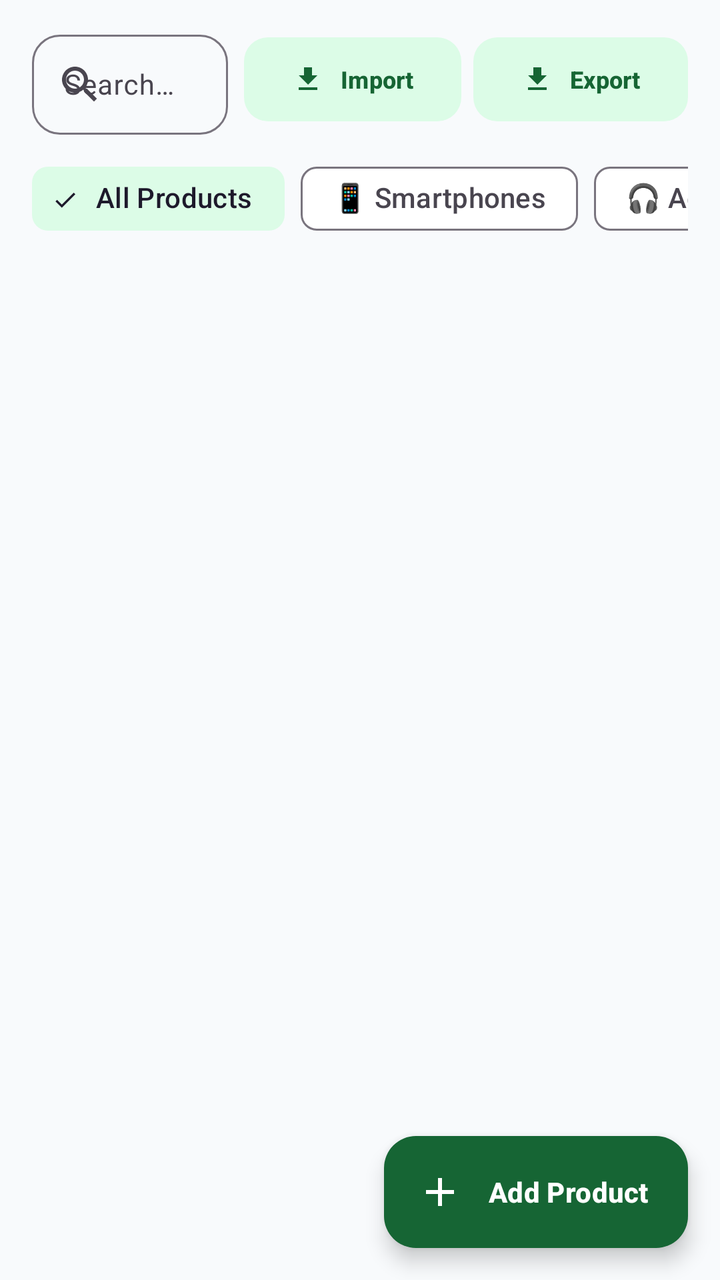
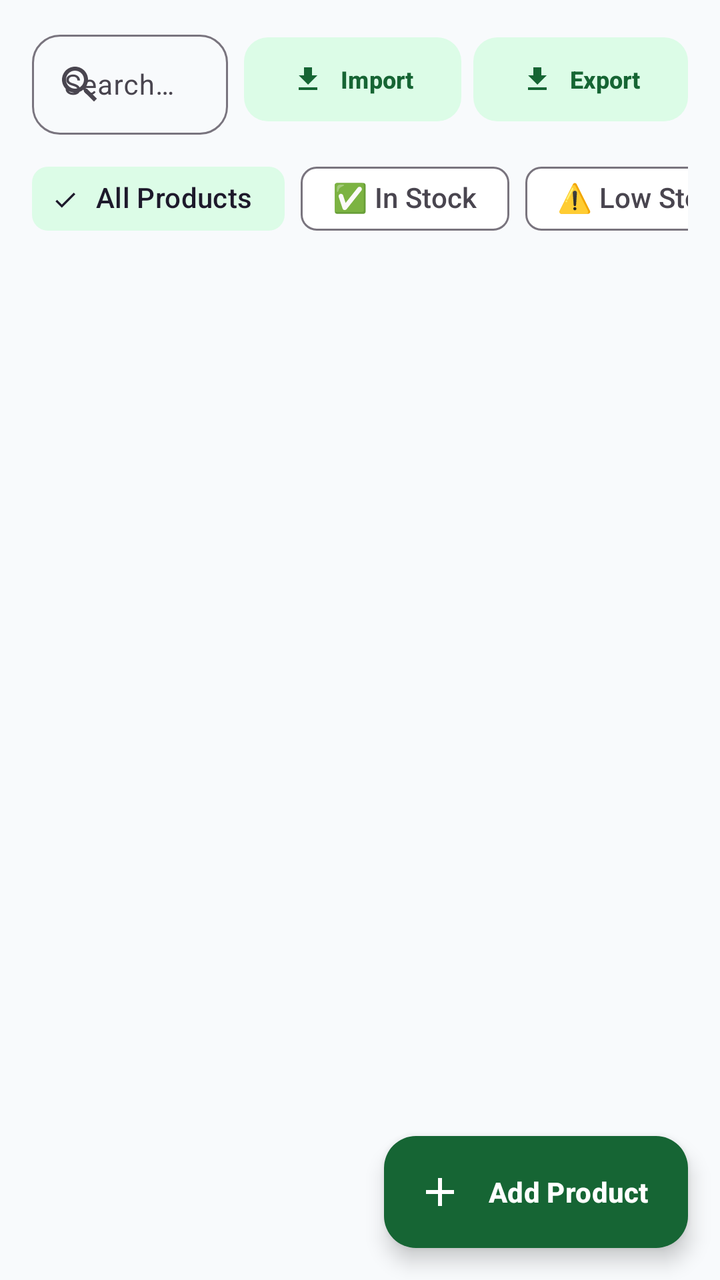

Compare the two renders of this Android layout. The source of the first and the diff that turns it into the second are given below.
<!-- AndroidManifest.xml: application theme Theme.MobileShopkeeper -->
<!-- res/layout/fragment_inventory.xml -->
<?xml version="1.0" encoding="utf-8"?>
<androidx.coordinatorlayout.widget.CoordinatorLayout
    xmlns:android="http://schemas.android.com/apk/res/android"
    xmlns:app="http://schemas.android.com/apk/res-auto"
    xmlns:tools="http://schemas.android.com/tools"
    android:layout_width="match_parent"
    android:layout_height="match_parent"
    android:background="#F8FAFC">

    <LinearLayout
        android:layout_width="match_parent"
        android:layout_height="match_parent"
        android:orientation="vertical">

        
        <LinearLayout
            android:layout_width="match_parent"
            android:layout_height="wrap_content"
            android:orientation="horizontal"
            android:gravity="center_vertical"
            android:layout_marginHorizontal="16dp"
            android:layout_marginTop="12dp"
            android:layout_marginBottom="8dp">

            <com.google.android.material.textfield.TextInputLayout
                android:layout_width="0dp"
                android:layout_height="wrap_content"
                android:layout_weight="1"
                style="@style/Widget.Material3.TextInputLayout.OutlinedBox"
                app:boxCornerRadiusTopStart="14dp"
                app:boxCornerRadiusTopEnd="14dp"
                app:boxCornerRadiusBottomStart="14dp"
                app:boxCornerRadiusBottomEnd="14dp"
                app:startIconDrawable="@drawable/ic_search">

                <com.google.android.material.textfield.TextInputEditText
                    android:id="@+id/etSearch"
                    android:layout_width="match_parent"
                    android:layout_height="50dp"
                    android:hint="Search phones, brands, IMEI..."
                    android:inputType="text"
                    android:textSize="14sp"
                    android:imeOptions="actionSearch"/>
            </com.google.android.material.textfield.TextInputLayout>

            <com.google.android.material.button.MaterialButton
                android:id="@+id/btnImportInventory"
                style="@style/Widget.Material3.Button.TonalButton"
                android:layout_width="wrap_content"
                android:layout_height="50dp"
                android:layout_marginStart="8dp"
                android:text="Import"
                android:textSize="12sp"
                android:textColor="@color/green_800"
                app:icon="@drawable/ic_import"
                app:iconTint="@color/green_800"
                app:iconSize="16dp"
                app:cornerRadius="12dp"/>

            <com.google.android.material.button.MaterialButton
                android:id="@+id/btnExportInventory"
                style="@style/Widget.Material3.Button.TonalButton"
                android:layout_width="wrap_content"
                android:layout_height="50dp"
                android:layout_marginStart="6dp"
                android:text="Export"
                android:textSize="12sp"
                android:textColor="@color/green_800"
                app:icon="@drawable/ic_export"
                app:iconTint="@color/green_800"
                app:iconSize="16dp"
                app:cornerRadius="12dp"/>
        </LinearLayout>

        
        <HorizontalScrollView
            android:layout_width="match_parent"
            android:layout_height="wrap_content"
            android:scrollbars="none"
            android:paddingHorizontal="16dp"
            android:layout_marginBottom="8dp">

            <com.google.android.material.chip.ChipGroup
                android:id="@+id/chipGroupCategory"
                android:layout_width="wrap_content"
                android:layout_height="wrap_content"
                app:singleSelection="true">

                <com.google.android.material.chip.Chip
                    android:id="@+id/chipAll"
                    style="@style/Widget.Material3.Chip.Filter"
                    android:layout_width="wrap_content"
                    android:layout_height="wrap_content"
                    android:text="All Products"
                    android:checked="true"/>

                <com.google.android.material.chip.Chip
                    android:id="@+id/chipSmartphones"
                    style="@style/Widget.Material3.Chip.Filter"
                    android:layout_width="wrap_content"
                    android:layout_height="wrap_content"
                    android:text="📱 Smartphones"/>

                <com.google.android.material.chip.Chip
                    android:id="@+id/chipAccessories"
                    style="@style/Widget.Material3.Chip.Filter"
                    android:layout_width="wrap_content"
                    android:layout_height="wrap_content"
                    android:text="🎧 Accessories"/>

                <com.google.android.material.chip.Chip
                    android:id="@+id/chipLowStock"
                    style="@style/Widget.Material3.Chip.Filter"
                    android:layout_width="wrap_content"
                    android:layout_height="wrap_content"
                    android:text="⚠️ Low Stock"/>
            </com.google.android.material.chip.ChipGroup>
        </HorizontalScrollView>

        
        <FrameLayout
            android:layout_width="match_parent"
            android:layout_height="0dp"
            android:layout_weight="1">

            <androidx.recyclerview.widget.RecyclerView
                android:id="@+id/rvProducts"
                android:layout_width="match_parent"
                android:layout_height="match_parent"
                android:clipToPadding="false"
                android:paddingHorizontal="16dp"
                android:paddingTop="4dp"
                android:paddingBottom="84dp"/>

            <LinearLayout
                android:id="@+id/layoutEmpty"
                android:layout_width="wrap_content"
                android:layout_height="wrap_content"
                android:layout_gravity="center"
                android:orientation="vertical"
                android:gravity="center"
                android:padding="24dp"
                android:visibility="gone">

                <ImageView
                    android:layout_width="80dp"
                    android:layout_height="80dp"
                    android:src="@drawable/ic_empty_inventory"
                    android:alpha="0.35"/>

                <TextView
                    android:layout_width="wrap_content"
                    android:layout_height="wrap_content"
                    android:text="No products found"
                    android:textSize="17sp"
                    android:textStyle="bold"
                    android:textColor="#334155"
                    android:layout_marginTop="16dp"/>

                <TextView
                    android:layout_width="wrap_content"
                    android:layout_height="wrap_content"
                    android:text="Tap + Add Product to stock your catalog."
                    android:textSize="13sp"
                    android:textColor="#64748B"
                    android:layout_marginTop="4dp"/>
            </LinearLayout>
        </FrameLayout>
    </LinearLayout>

    <com.google.android.material.floatingactionbutton.ExtendedFloatingActionButton
        android:id="@+id/fabAddProduct"
        android:layout_width="wrap_content"
        android:layout_height="wrap_content"
        android:layout_gravity="bottom|end"
        android:layout_margin="16dp"
        android:text="Add Product"
        android:textColor="@color/white"
        android:textStyle="bold"
        app:icon="@drawable/ic_add"
        app:iconTint="@color/white"
        app:backgroundTint="@color/green_800"
        app:elevation="4dp"
        android:contentDescription="Add Product"/>

</androidx.coordinatorlayout.widget.CoordinatorLayout>
<!-- resources referenced by this layout -->
<resources>
  <color name="green_800">#166534</color>
  <color name="white">#FFFFFF</color>
  <!-- drawable ic_add (drawable) -->
  <vector xmlns:android="http://schemas.android.com/apk/res/android" android:width="24dp" android:height="24dp" android:viewportWidth="24" android:viewportHeight="24"><path android:fillColor="#FFFFFF" android:pathData="M19,13h-6v6h-2v-6L5,13v-2h6L11,5h2v6h6v2z"/></vector>
  <!-- drawable ic_empty_inventory (drawable) -->
  <vector xmlns:android="http://schemas.android.com/apk/res/android" android:width="24dp" android:height="24dp" android:viewportWidth="24" android:viewportHeight="24"><path android:fillColor="#9CA3AF" android:pathData="M20,2H4c-1,0 -2,0.9 -2,2v3.01c0,0.72 0.43,1.34 1,1.69V20c0,1.1 1.1,2 2,2h14c0.9,0 2,-0.9 2,-2V8.7c0.57,-0.35 1,-0.97 1,-1.69V4c0,-1.1 -1,-2 -2,-2zM15,14H9v-2h6v2zM20,7H4V4h16v3z"/></vector>
  <!-- drawable ic_export (drawable) -->
  <vector xmlns:android="http://schemas.android.com/apk/res/android"
      android:width="24dp"
      android:height="24dp"
      android:viewportWidth="24"
      android:viewportHeight="24">
    <path
        android:fillColor="#FF000000"
        android:pathData="M19,9h-4V3H9v6H5l7,7 7,-7zM5,18v2h14v-2H5z"/>
  </vector>
  <!-- drawable ic_import (drawable) -->
  <vector xmlns:android="http://schemas.android.com/apk/res/android"
      android:width="24dp"
      android:height="24dp"
      android:viewportWidth="24"
      android:viewportHeight="24">
      <path
          android:fillColor="#15803D"
          android:pathData="M19,9h-4V3H9v6H5l7,7 7,-7zM5,18v2h14v-2H5z"/>
  </vector>
  <!-- drawable ic_search (drawable) -->
  <vector xmlns:android="http://schemas.android.com/apk/res/android" android:width="24dp" android:height="24dp" android:viewportWidth="24" android:viewportHeight="24"><path android:fillColor="#FFFFFF" android:pathData="M15.5,14h-0.79l-0.28,-0.27C15.41,12.59 16,11.11 16,9.5 16,5.91 13.09,3 9.5,3S3,5.91 3,9.5 5.91,16 9.5,16c1.61,0 3.09,-0.59 4.23,-1.57l0.27,0.28v0.79l5,4.99L20.49,19l-4.99,-5zM9.5,14C7.01,14 5,11.99 5,9.5S7.01,5 9.5,5 14,7.01 14,9.5 11.99,14 9.5,14z"/></vector>
  <color name="green_100">#DCFCE7</color>
  <color name="green_900">#14532D</color>
  <color name="green_600">#16A34A</color>
  <color name="surface">#FFFFFF</color>
  <color name="text_primary">#1A2E22</color>
  <color name="background_light">#F6FAF7</color>
  <color name="error">#DC2626</color>
  <style name="Shape.MobileShop.Medium" parent="ShapeAppearance.Material3.MediumComponent">
          <item name="cornerSize">14dp</item>
      </style>
  <style name="Widget.MobileShop.Button" parent="Widget.Material3.Button">
          <item name="cornerRadius">14dp</item>
          <item name="android:textAllCaps">false</item>
          <item name="android:paddingTop">14dp</item>
          <item name="android:paddingBottom">14dp</item>
          <item name="android:textStyle">bold</item>
      </style>
  <style name="Widget.MobileShop.TextInput" parent="Widget.Material3.TextInputLayout.OutlinedBox">
          <item name="boxCornerRadiusTopStart">14dp</item>
          <item name="boxCornerRadiusTopEnd">14dp</item>
          <item name="boxCornerRadiusBottomStart">14dp</item>
          <item name="boxCornerRadiusBottomEnd">14dp</item>
          <item name="boxStrokeColor">@color/selector_input_stroke</item>
      </style>
  <style name="WindowAnimations">
          <item name="android:activityOpenEnterAnimation">@android:anim/fade_in</item>
          <item name="android:activityOpenExitAnimation">@android:anim/fade_out</item>
          <item name="android:activityCloseEnterAnimation">@android:anim/fade_in</item>
          <item name="android:activityCloseExitAnimation">@android:anim/fade_out</item>
      </style>
  <!-- unchanged entries left out for length: 1 -->
</resources>

<!-- the commit's change to res/layout/fragment_inventory.xml (unified diff, before → after) -->
@@ -95,6 +95,27 @@
                     android:checked="true"/>
 
                 <com.google.android.material.chip.Chip
+                    android:id="@+id/chipInStock"
+                    style="@style/Widget.Material3.Chip.Filter"
+                    android:layout_width="wrap_content"
+                    android:layout_height="wrap_content"
+                    android:text="✅ In Stock"/>
+
+                <com.google.android.material.chip.Chip
+                    android:id="@+id/chipLowStock"
+                    style="@style/Widget.Material3.Chip.Filter"
+                    android:layout_width="wrap_content"
+                    android:layout_height="wrap_content"
+                    android:text="⚠️ Low Stock"/>
+
+                <com.google.android.material.chip.Chip
+                    android:id="@+id/chipOutOfStock"
+                    style="@style/Widget.Material3.Chip.Filter"
+                    android:layout_width="wrap_content"
+                    android:layout_height="wrap_content"
+                    android:text="❌ Out of Stock"/>
+
+                <com.google.android.material.chip.Chip
                     android:id="@+id/chipSmartphones"
                     style="@style/Widget.Material3.Chip.Filter"
                     android:layout_width="wrap_content"
@@ -107,13 +128,6 @@
                     android:layout_width="wrap_content"
                     android:layout_height="wrap_content"
                     android:text="🎧 Accessories"/>
-
-                <com.google.android.material.chip.Chip
-                    android:id="@+id/chipLowStock"
-                    style="@style/Widget.Material3.Chip.Filter"
-                    android:layout_width="wrap_content"
-                    android:layout_height="wrap_content"
-                    android:text="⚠️ Low Stock"/>
             </com.google.android.material.chip.ChipGroup>
         </HorizontalScrollView>
 
